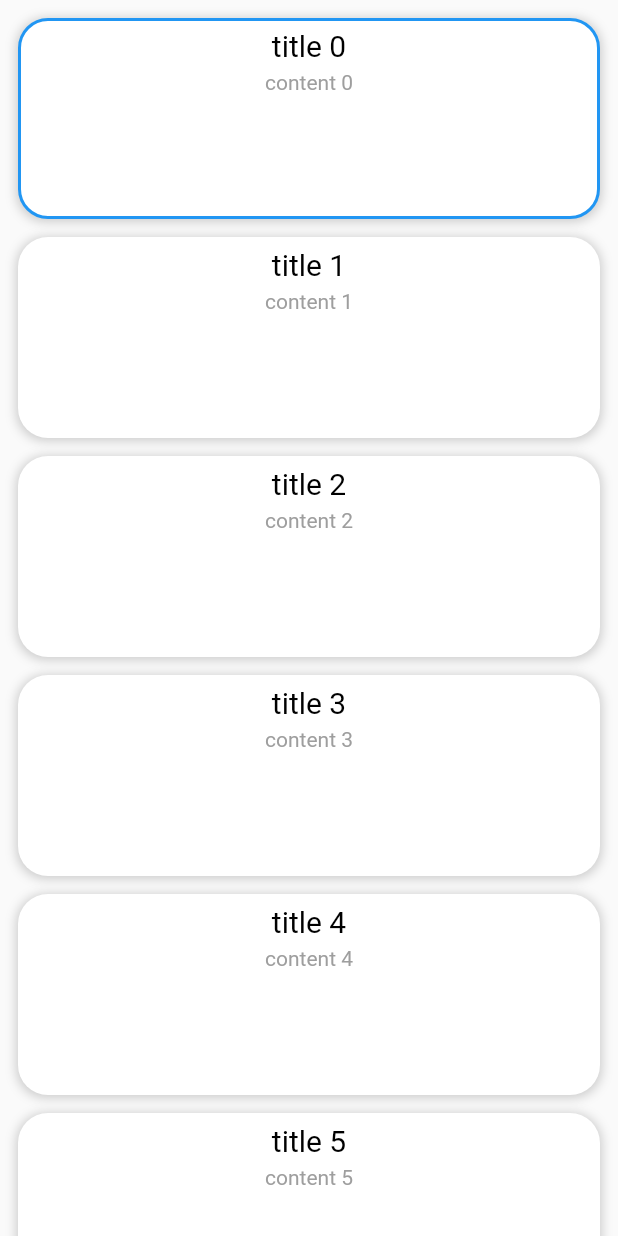
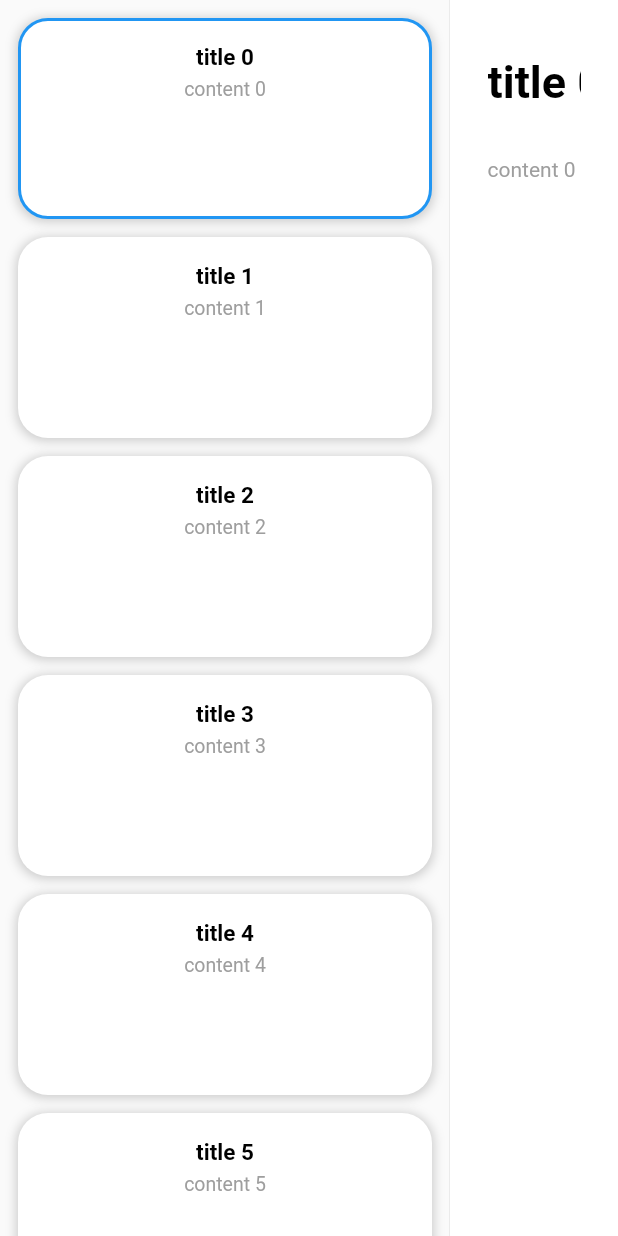
Before and after one commit to akichusell/flutter_study, a Flutter app: the screen it shows after launch, on a phone screen of 412 x 824 dp. Run offline on Flutter 3.47's test engine with Material 2 defaults, Android fonts, the phone set to English and light mode, and no system bars; missing offline and left inert: window_size.

Commit message:
text field 추가

```diff
--- a/lib/ui/detail_memo.dart
+++ b/lib/ui/detail_memo.dart
@@ -2,50 +2,112 @@ import 'package:flutter/material.dart';
 
 import '../data/memo_data.dart';
 
-class DetailMemo extends StatelessWidget {
+class DetailMemo extends StatefulWidget {
   final MemoData memoData;
   final bool showAppbar;
+  final ValueChanged<MemoData> textChanged;
 
   const DetailMemo({
     required this.memoData,
     required this.showAppbar,
+    required this.textChanged,
     super.key
   });
 
   @override
+  DetailMemoState createState() => DetailMemoState();
+}
+
+class DetailMemoState extends State<DetailMemo> {
+  final TextEditingController _titleTextController = TextEditingController();
+  final TextEditingController _contentTextController = TextEditingController();
+
+  @override
+  void initState() {
+    super.initState();
+    print("seil.chu - DetailMemoState :: initState");
+
+    _titleTextController.text = widget.memoData.title.toString();
+    _titleTextController.addListener(() {
+      setState(() {
+        widget.memoData.title = _titleTextController.text;
+
+        // TODO: provider 변경
+        widget.textChanged(widget.memoData);
+      });
+    });
+
+    _contentTextController.text = widget.memoData.content.toString();
+    _contentTextController.addListener(() {
+      setState(() {
+        widget.memoData.content = _contentTextController.text;
+
+        // TODO: provider 변경
+        widget.textChanged(widget.memoData);
+      });
+    });
+  }
+
+  @override
+  void dispose() {
+    _titleTextController.dispose();
+    _contentTextController.dispose();
+    super.dispose();
+  }
+
+  @override
   Widget build(BuildContext context) {
-    if (showAppbar) {
+    if (widget.showAppbar) {
       return Scaffold(
         appBar: AppBar(
           shadowColor: Colors.transparent,
           foregroundColor: Colors.black,
           backgroundColor: Colors.white,
-          // title: Text(memoData.title.toString()),
         ),
-        body:_detailWidget(context),
+        body:_detailWidget(context, const EdgeInsets.fromLTRB(25, 5, 25, 0)),
       );
     }
     else {
-      return _detailWidget(context);
+      return _detailWidget(context, const EdgeInsets.fromLTRB(25, 25, 25, 0));
     }
   }
 
-  Widget _detailWidget(BuildContext context) {
+  Widget _detailWidget(BuildContext context, EdgeInsetsGeometry padding ) {
     return Container(
       width: MediaQuery.of(context).size.width,
       color: Colors.white,
       child: Column(
         children: [
-          const SizedBox(height: 5,),
-          Text(
-            memoData.title.toString(),
-            style: const TextStyle(color: Colors.black, fontSize: 20),
+          Padding(
+            padding: padding,
+            child: TextField(
+              controller: _titleTextController,
+              style: const TextStyle(
+                color: Colors.black,
+                fontWeight: FontWeight.bold,
+                fontSize: 30,
+              ),
+              decoration: const InputDecoration(
+                border: InputBorder.none,
+                counter: SizedBox(),
+              ),
+            ),
           ),
-          const SizedBox(height: 5,),
           Expanded(
-            child: Text(
-              memoData.content.toString(),
-              style: const TextStyle(color: Colors.grey, fontSize: 14),
+            child: Padding(
+              padding: const EdgeInsets.fromLTRB(25, 5, 25, 5),
+              child:TextField(
+                controller: _contentTextController,
+                style: const TextStyle(
+                  color: Colors.grey,
+                  fontWeight: FontWeight.normal,
+                  fontSize: 14,
+                ),
+                decoration: const InputDecoration(
+                  border: InputBorder.none,
+                  counter: SizedBox(),
+                ),
+              ),
             ),
           ),
         ],
--- a/lib/ui/list_item.dart
+++ b/lib/ui/list_item.dart
@@ -52,18 +52,28 @@ class ListItem extends StatelessWidget {
           child: Container(
             alignment: Alignment.center,
             height: 130,
+            child: Padding(
+              padding: const EdgeInsets.all(10),
               child: Column(
                 children: [
                   const SizedBox(height: 5,),
                   Text(
                     memoData.title.toString(),
-                  style: const TextStyle(color: Colors.black, fontSize: 20),
+                    style: const TextStyle(
+                        color: Colors.black,
+                        fontSize: 15,
+                        fontWeight: FontWeight.bold,
+                    ),
                   ),
                   const SizedBox(height: 5,),
                   Expanded(
                     child: Text(
                       memoData.content.toString(),
-                    style: const TextStyle(color: Colors.grey, fontSize: 14),
+                      style: const TextStyle(
+                          color: Colors.grey,
+                          fontSize: 13,
+                        fontWeight: FontWeight.normal,
+                      ),
                     ),
                   ),
                 ],
@@ -71,6 +81,7 @@ class ListItem extends StatelessWidget {
             ),
           ),
         ),
+      ),
     );
   }
 }
--- a/lib/ui/listview_memo.dart
+++ b/lib/ui/listview_memo.dart
@@ -24,6 +24,7 @@ class ListViewMemo extends StatelessWidget {
           memoData:dataList[index],
           selected: selectedIndex == index,
           onTap: () {
+            // TODO: provider 변경
             selectedCallback(index);
           },
         );
--- a/lib/ui/page.dart
+++ b/lib/ui/page.dart
@@ -16,7 +16,7 @@ class AppPage extends StatefulWidget {
 }
 
 class AppPageState extends State<AppPage> {
-  static const int kMobileMaxWidth = 600;
+  static const int kMobileMaxWidth = 400;
   int selectedIndex = 0;
 
   @override
@@ -27,6 +27,7 @@ class AppPageState extends State<AppPage> {
         dataList: widget.dataList,
         selectedIndex: selectedIndex,
         selectedCallback: (index) {
+          // TODO: provider 변경
           setState(() {
             selectedIndex = index;
           });
@@ -36,7 +37,12 @@ class AppPageState extends State<AppPage> {
                 builder: (context) {
                   return DetailMemo(
                     memoData: widget.dataList[selectedIndex],
+                    textChanged: (memoData) {
+                      // TODO: provider 변경
+                      setState(() {});
+                    },
                     showAppbar: true,
+                    key: ValueKey(selectedIndex),
                   );
                 },
               )
@@ -54,6 +60,7 @@ class AppPageState extends State<AppPage> {
               dataList: widget.dataList,
               selectedIndex: selectedIndex,
               selectedCallback: (index) {
+                // TODO: provider 변경
                 setState(() {
                   selectedIndex = index;
                 });
@@ -66,6 +73,11 @@ class AppPageState extends State<AppPage> {
             child: DetailMemo(
               memoData: widget.dataList[selectedIndex],
               showAppbar: false,
+              textChanged: (memoData) {
+                // TODO: provider 변경
+                setState(() {});
+              },
+              key: ValueKey(selectedIndex),
             ),
           ),
         ],
```
Lines whose indentation alone changed are shown as unchanged.
